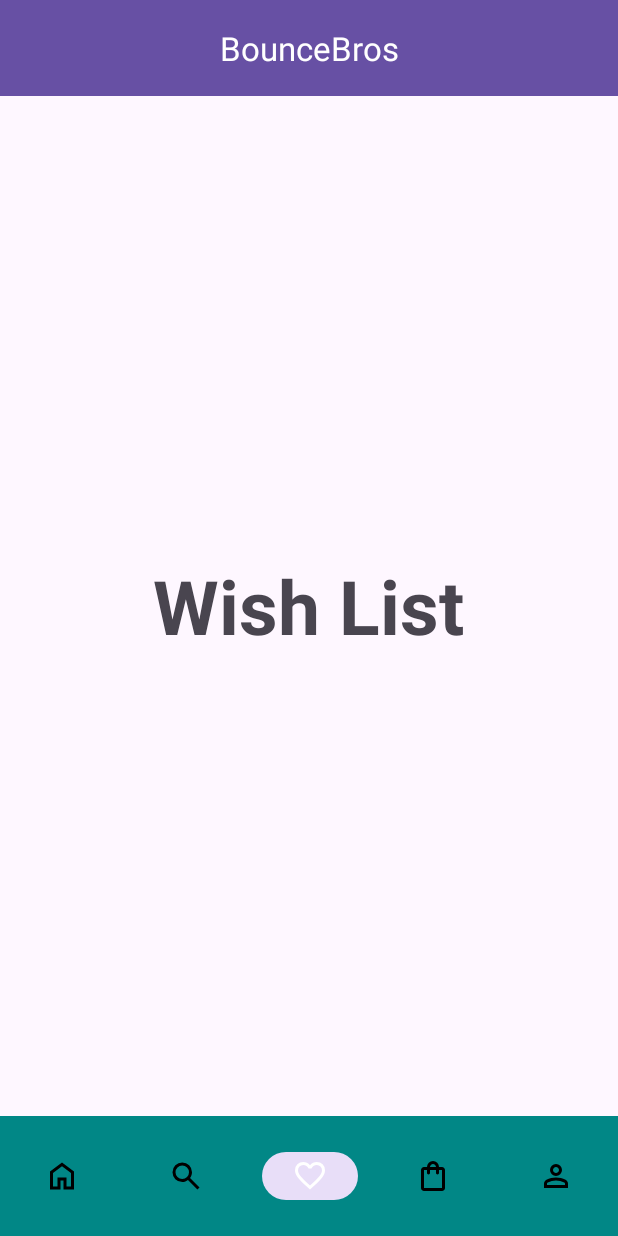
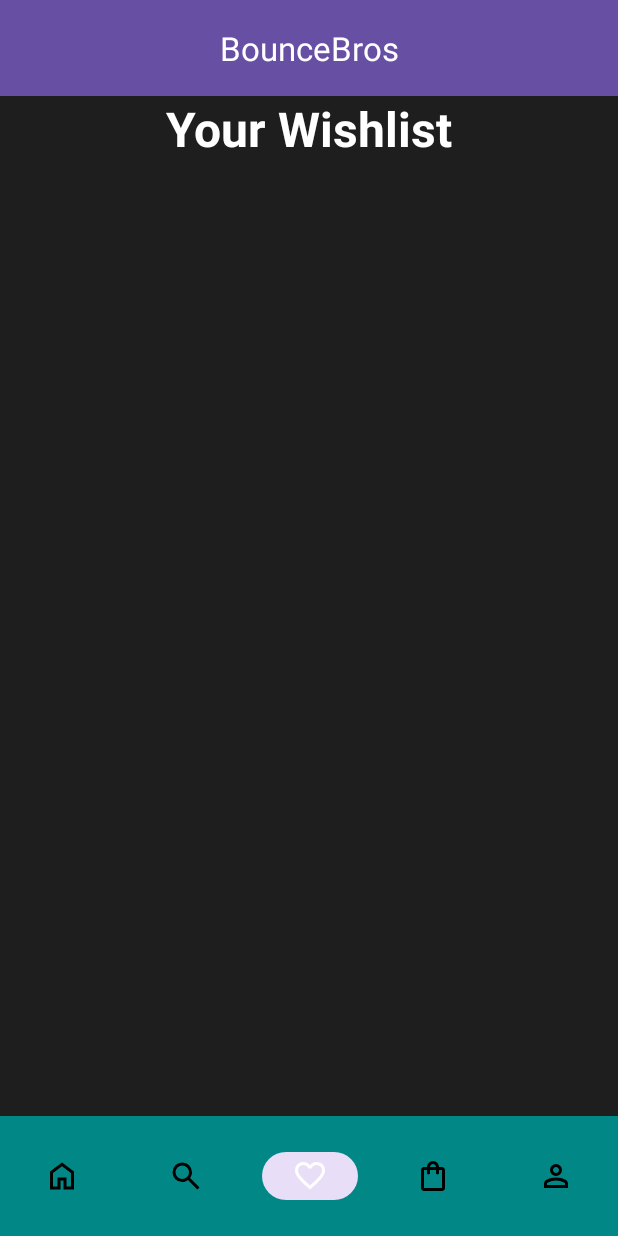
Before and after one commit to Puthikunkim/Table-Tennis-Shop-Android-App, an Android app: the WishListActivity screen opened directly, with no data from a screen before it, on a phone screen of 412 x 824 dp. Run offline under Robolectric (Android 15) with nearby library versions, the phone set to English and light mode, and no system bars.

Commit message:
made basic wishlist empty page

```diff
--- a/app/src/main/res/layout/activity_wish_list.xml
+++ b/app/src/main/res/layout/activity_wish_list.xml
@@ -1,16 +1,25 @@
 <?xml version="1.0" encoding="utf-8"?>
-<FrameLayout
+<LinearLayout
     xmlns:android="http://schemas.android.com/apk/res/android"
     android:layout_width="match_parent"
-    android:layout_height="match_parent">
+    android:layout_height="match_parent"
+    android:orientation="vertical"
+    android:background="@color/background_dark">
 
     <TextView
-        android:id="@+id/textViewWishListTitle"
-        android:layout_width="wrap_content"
+        android:layout_width="match_parent"
         android:layout_height="wrap_content"
-        android:text="Wish List"
-        android:textSize="50sp"
+        android:text="Your Wishlist"
+        android:textColor="@color/text_primary"
+        android:textSize="32sp"
         android:textStyle="bold"
-        android:layout_gravity="center" />
+        android:gravity="center"
+        android:paddingHorizontal="16dp"
+        android:paddingBottom="24dp"/>
 
-</FrameLayout>
+    <Space
+        android:layout_width="match_parent"
+        android:layout_height="0dp"
+        android:layout_weight="1"/>
+
+</LinearLayout>
```
